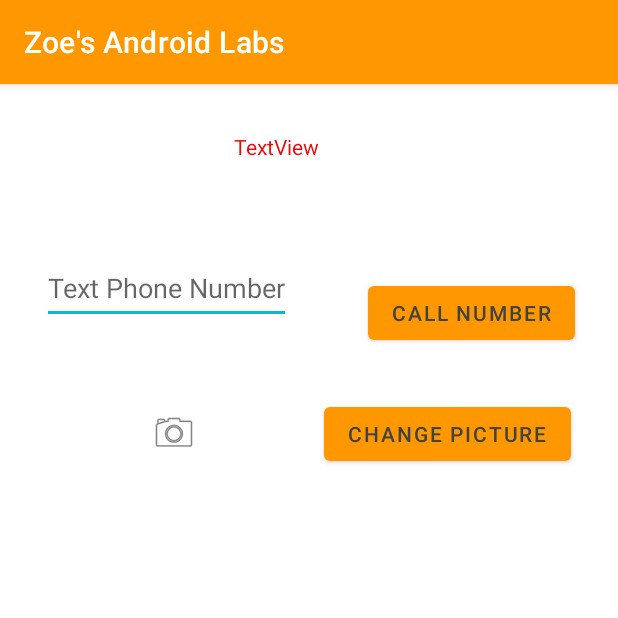
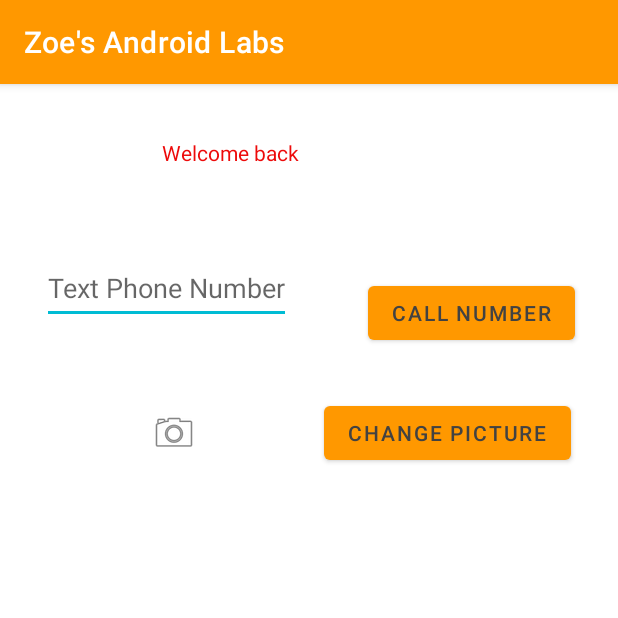
Before and after one commit to zoegong0019/Zoe_AndroidLabs, an Android app: the screen it shows after launch (SecondActivity), after a tap on "LOGIN", on a phone screen of 412 x 824 dp, the top half of it. Run offline under Robolectric (Android 15) with nearby library versions, the light colour scheme and no system bars.

Commit message:
Finished Lab4

```diff
--- a/app/src/main/java/algonquin/cst2335/gong0019/MainActivity.java
+++ b/app/src/main/java/algonquin/cst2335/gong0019/MainActivity.java
@@ -29,7 +29,6 @@ public class MainActivity extends AppCompatActivity {
 
         loginButton.setOnClickListener(clk -> {
             Intent nextPage = new Intent(MainActivity.this, SecondActivity.class);
-
             nextPage.putExtra("Email",emailEditText.getText().toString());
 
             nextPage.putExtra("Password",passwordEditText.getText().toString());
--- a/app/src/main/java/algonquin/cst2335/gong0019/SecondActivity.java
+++ b/app/src/main/java/algonquin/cst2335/gong0019/SecondActivity.java
@@ -7,21 +7,22 @@ import android.graphics.Bitmap;
 import android.net.Uri;
 import android.os.Bundle;
 import android.provider.MediaStore;
+import android.text.TextUtils;
 import android.util.Log;
+import android.widget.TextView;
 
 import androidx.activity.result.ActivityResultLauncher;
 import androidx.activity.result.contract.ActivityResultContracts;
 import androidx.appcompat.app.AppCompatActivity;
 
-import java.io.File;
 import java.io.FileOutputStream;
 import java.io.IOException;
 
 import algonquin.cst2335.gong0019.databinding.ActivitySecondBinding;
 
 public class SecondActivity extends AppCompatActivity {
-    static final int REQUEST_IMAGE_CAPTURE = 1;
 
+    private TextView welcomeTextView;
     @Override
     protected void onCreate(Bundle savedInstanceState) {
         super.onCreate(savedInstanceState);
@@ -32,24 +33,29 @@ public class SecondActivity extends AppCompatActivity {
         SharedPreferences sharedPreferences = getSharedPreferences("MyData", Context.MODE_PRIVATE);
         String email = sharedPreferences.getString("Email", "");
         String password = sharedPreferences.getString("Password", "");
-
         Log.d("SecondActivity", "Email: " + email + " Password: " + password);
 
-        binding.secondPageButton.setOnClickListener(clk -> {
+        binding.secondPageButton.setOnClickListener(v -> {
+            String phoneNumber = binding.textPhone.getText().toString();
+            if (!TextUtils.isEmpty(phoneNumber)) {
+                Intent callIntent = new Intent(Intent.ACTION_DIAL);
+                callIntent.setData(Uri.parse("tel:" + phoneNumber));
+                startActivity(callIntent);
 
-            Intent call = new Intent(Intent.ACTION_DIAL);
-            call.setData(Uri.parse("tel:8193297373"));
-            startActivity(call);
+                SharedPreferences prefs = getSharedPreferences("prefs", MODE_PRIVATE);
+                SharedPreferences.Editor editor = prefs.edit();
+                editor.putString("phone_number", binding.textPhone.getText().toString());
+                editor.apply();
+            }
         });
 
         ActivityResultLauncher<Intent> cameraResult = registerForActivityResult(new ActivityResultContracts.StartActivityForResult(),
                 result -> {
                     if (result.getResultCode() == RESULT_OK) {
                         Intent data =result.getData();
+                        assert data != null;
                         Bitmap imageBitmap = data.getParcelableExtra("data");
-                        FileOutputStream fOut = null;
-
-                        File sandbox = getFilesDir();
+                        FileOutputStream fOut;
 
                         try { fOut = openFileOutput("Picture.png", Context.MODE_PRIVATE);
 
@@ -60,19 +66,21 @@ public class SecondActivity extends AppCompatActivity {
                             fOut.close();
 
                         }
-                        catch(IOException ioe) {}
+                        catch(IOException ioe) {
+                            throw new RuntimeException(ioe);
+                        }
 
-                        int i= 0;
                         binding.imageView.setImageBitmap(imageBitmap);
                     }
                 });
         Intent cameraIntent = new Intent(MediaStore.ACTION_IMAGE_CAPTURE);
         binding.imageView.setOnClickListener(v -> cameraResult.launch(cameraIntent));
         binding.button.setOnClickListener(v -> cameraResult.launch(cameraIntent));
+
+    welcomeTextView = findViewById(R.id.title);
+
+    Intent intent = getIntent();
+    String emailAddress = intent.getStringExtra("Email");
+        welcomeTextView.setText("Welcome back " + emailAddress);
     }
-
-    private void saveImage(Bitmap imageBitmap) {
-        // Save the image
-
-        }
-    }
+}
--- a/app/src/main/res/layout/activity_second.xml
+++ b/app/src/main/res/layout/activity_second.xml
@@ -20,11 +20,11 @@
         app:layout_constraintVertical_bias="0.179" />
 
     <TextView
-        android:id="@+id/textView3"
+        android:id="@+id/title"
         android:layout_width="wrap_content"
         android:layout_height="wrap_content"
-        android:layout_marginStart="156dp"
-        android:layout_marginTop="32dp"
+        android:layout_marginStart="108dp"
+        android:layout_marginTop="36dp"
         android:text="@string/textview"
         app:layout_constraintStart_toStartOf="parent"
         app:layout_constraintTop_toTopOf="parent" />
@@ -52,7 +52,7 @@
         app:layout_constraintBottom_toBottomOf="parent"
         app:layout_constraintStart_toStartOf="parent"
         app:layout_constraintTop_toTopOf="parent"
-        app:layout_constraintVertical_bias="0.291" />
+        app:layout_constraintVertical_bias="0.29" />
 
     <ImageView
         android:id="@+id/imageView"
--- a/app/src/main/res/values/strings.xml
+++ b/app/src/main/res/values/strings.xml
@@ -13,7 +13,7 @@
 
     <string name="type_your_password">Type your password:</string>
     <string name="textPhone">Text Phone Number</string>
-    <string name="textview">TextView</string>
+    <string name="textview">Welcome Back</string>
     <string name="emailEditText">Enter Email Address</string>
     <string name="change_picture">Change Picture</string>
     <string name="thumnail">thumnail</string>
```
